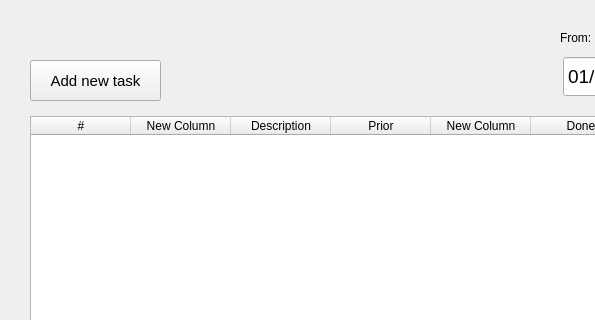
Before: the Qt Designer form taskmanagerui.ui in DNDmitry/TaskManager, drawn with Qt 5; both pictures show x 0 to 595 and y 0 to 320 of the 825 by 581 pixel window.
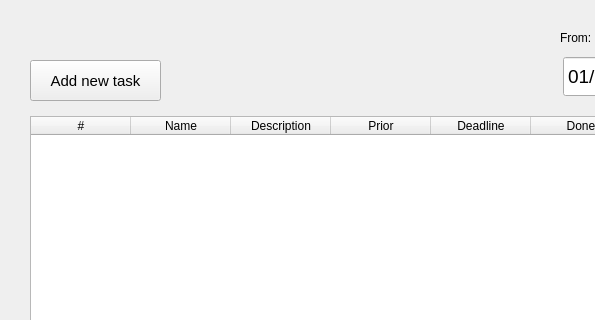
After: the same form once the commit is applied.

What changed in the file:
```diff
--- a/taskmanagerui.ui
+++ b/taskmanagerui.ui
@@ -50,7 +50,7 @@
    </column>
    <column>
     <property name="text">
-     <string>New Column</string>
+     <string>Name</string>
     </property>
    </column>
    <column>
@@ -65,7 +65,7 @@
    </column>
    <column>
     <property name="text">
-     <string>New Column</string>
+     <string>Deadline</string>
     </property>
    </column>
    <column>
```
Left out of the diff: 2 changed lines with no effect on the pictures.
